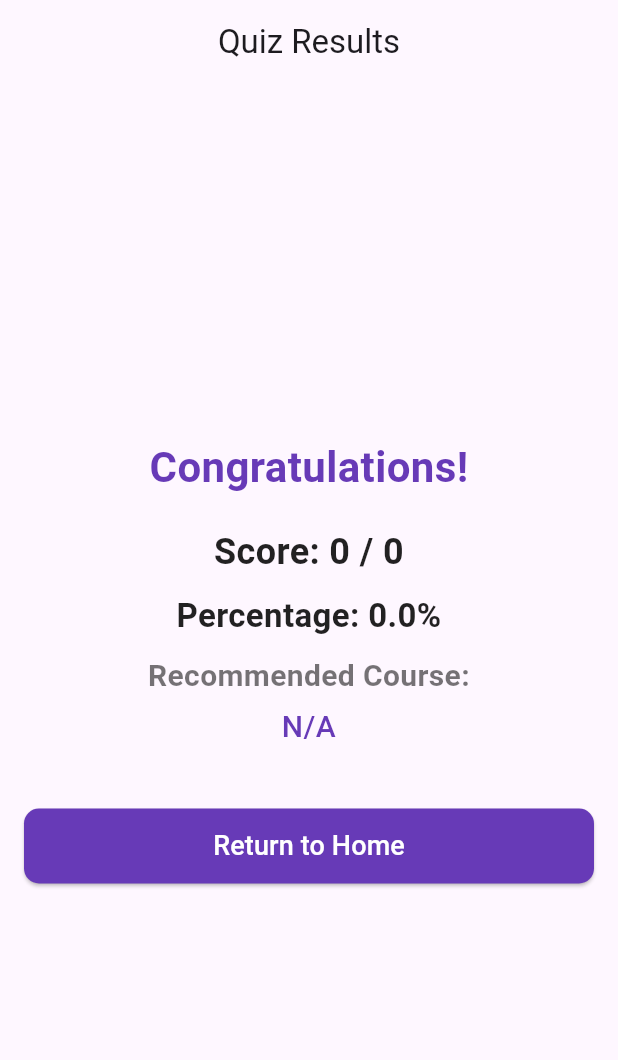
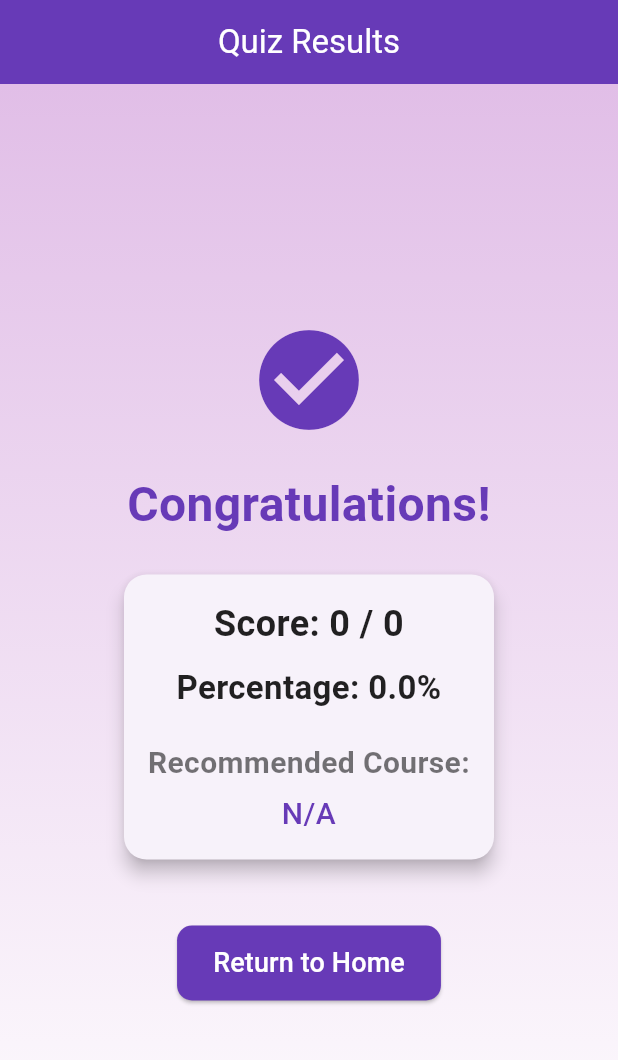
Before and after one commit to cliveeee/quiz_app_flutter, a Flutter app: the CompletionPage screen opened directly with empty values, on a phone screen of 412 x 824 dp. Shown: the top 1060 px of the screen. Run offline on Flutter 3.47's test engine with Material 3 defaults, Android fonts, the phone set to English and light mode, and no system bars; our stand-ins replace flutter_image_compress, font_awesome_flutter, get_it, image_picker, permission_handler, shared_preferences; accounts and stored records are empty.

Commit message:
Edited the styling of pages

```diff
--- a/lib/features/quizzes/pages/completion_page.dart
+++ b/lib/features/quizzes/pages/completion_page.dart
@@ -4,13 +4,6 @@ class CompletionPage extends StatelessWidget {
   final Map<String, dynamic> response;
 
   const CompletionPage({super.key, required this.response});
-
-  String formatDuration(Duration duration) {
-    String twoDigits(int n) => n.toString().padLeft(2, '0');
-    String minutes = twoDigits(duration.inMinutes.remainder(60));
-    String seconds = twoDigits(duration.inSeconds.remainder(60));
-    return "$minutes:$seconds";
-  }
 
   @override
   Widget build(BuildContext context) {
@@ -25,25 +18,49 @@ class CompletionPage extends StatelessWidget {
 
     return Scaffold(
       appBar: AppBar(
-        title: const Text('Quiz Results'),
+        title: const Text('Quiz Results', style: TextStyle(color: Colors.white),),
         centerTitle: true,
         elevation: 0,
+        backgroundColor: Colors.deepPurple,
       ),
-      body: Padding(
+      body: Container(
+        decoration: BoxDecoration(
+          gradient: LinearGradient(
+            colors: [Colors.purple[100]!, Colors.white],
+            begin: Alignment.topCenter,
+            end: Alignment.bottomCenter,
+          ),
+        ),
         padding: const EdgeInsets.all(16.0),
+        child: Center(
+          child: SingleChildScrollView( // Allows scrolling if content is too tall
             child: Column(
-          mainAxisAlignment: MainAxisAlignment.center,
-          crossAxisAlignment: CrossAxisAlignment.stretch,
+              mainAxisSize: MainAxisSize.min,
               children: [
+                const Icon(
+                  Icons.check_circle,
+                  color: Colors.deepPurple,
+                  size: 80, // Increased size for more emphasis
+                ),
+                const SizedBox(height: 20),
                 const Text(
                   'Congratulations!',
                   style: TextStyle(
-                  fontSize: 28,
+                      fontSize: 32, // Increased font size
                       fontWeight: FontWeight.bold,
                       color: Colors.deepPurple),
                   textAlign: TextAlign.center,
                 ),
                 const SizedBox(height: 20),
+                Card( // Card widget for a subtle shadow effect
+                  elevation: 5,
+                  shape: RoundedRectangleBorder(
+                    borderRadius: BorderRadius.circular(15), // Rounded corners
+                  ),
+                  child: Padding(
+                    padding: const EdgeInsets.all(16.0),
+                    child: Column(
+                      children: [
                         Text(
                           'Score: $score / $totalScore',
                           style: const TextStyle(
@@ -63,7 +80,7 @@ class CompletionPage extends StatelessWidget {
                           ),
                           textAlign: TextAlign.center,
                         ),
-            const SizedBox(height: 10),
+                        const SizedBox(height: 20),
                         const Text(
                           'Recommended Course:',
                           style: TextStyle(
@@ -83,6 +100,10 @@ class CompletionPage extends StatelessWidget {
                             color: Colors.deepPurple,
                           ),
                         ),
+                      ],
+                    ),
+                  ),
+                ),
                 const SizedBox(height: 40),
                 ElevatedButton(
                   onPressed: () {
@@ -90,8 +111,7 @@ class CompletionPage extends StatelessWidget {
                   },
                   style: ElevatedButton.styleFrom(
                     backgroundColor: Colors.deepPurple,
-                padding:
-                    const EdgeInsets.symmetric(horizontal: 24, vertical: 12),
+                    padding: const EdgeInsets.symmetric(horizontal: 24, vertical: 12),
                     shape: RoundedRectangleBorder(
                       borderRadius: BorderRadius.circular(10),
                     ),
@@ -104,6 +124,8 @@ class CompletionPage extends StatelessWidget {
               ],
             ),
           ),
+        ),
+      ),
     );
   }
 }
```
Also changed, not shown: lib/features/quizzes/pages/question_page.dart (+11 -4 lines), lib/features/quizzes/pages/quiz_confirmation_page.dart (+59 -21 lines), lib/features/quizzes/pages/quiz_page.dart (+32 -7 lines). Lines whose indentation alone changed are shown as unchanged.
